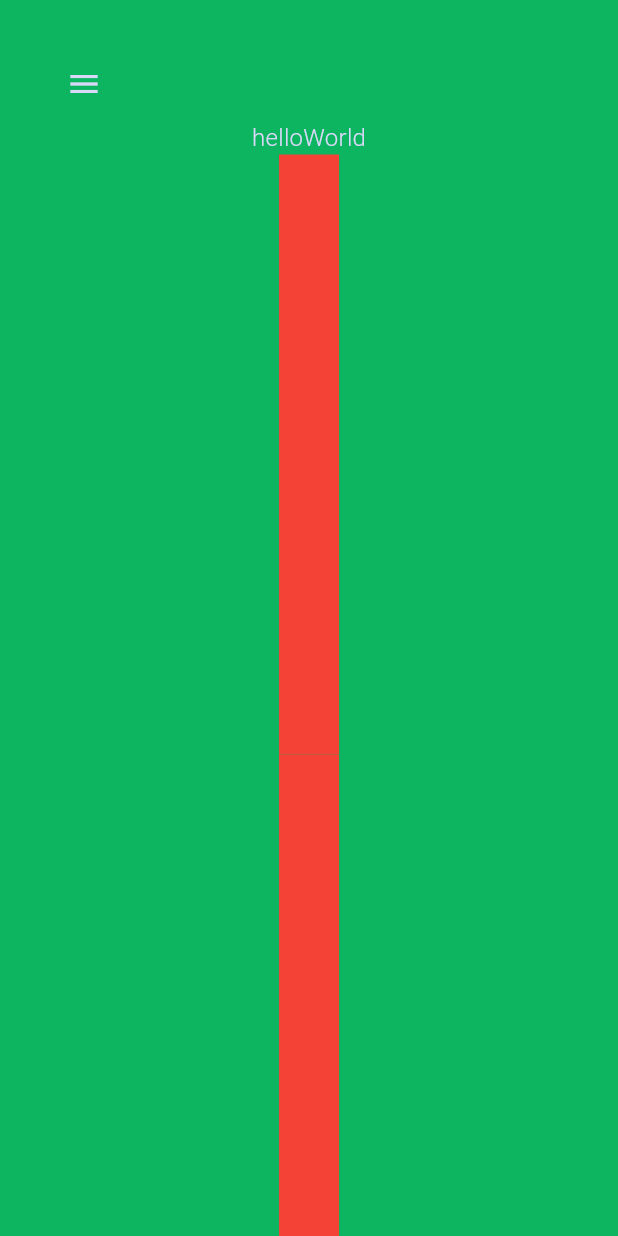
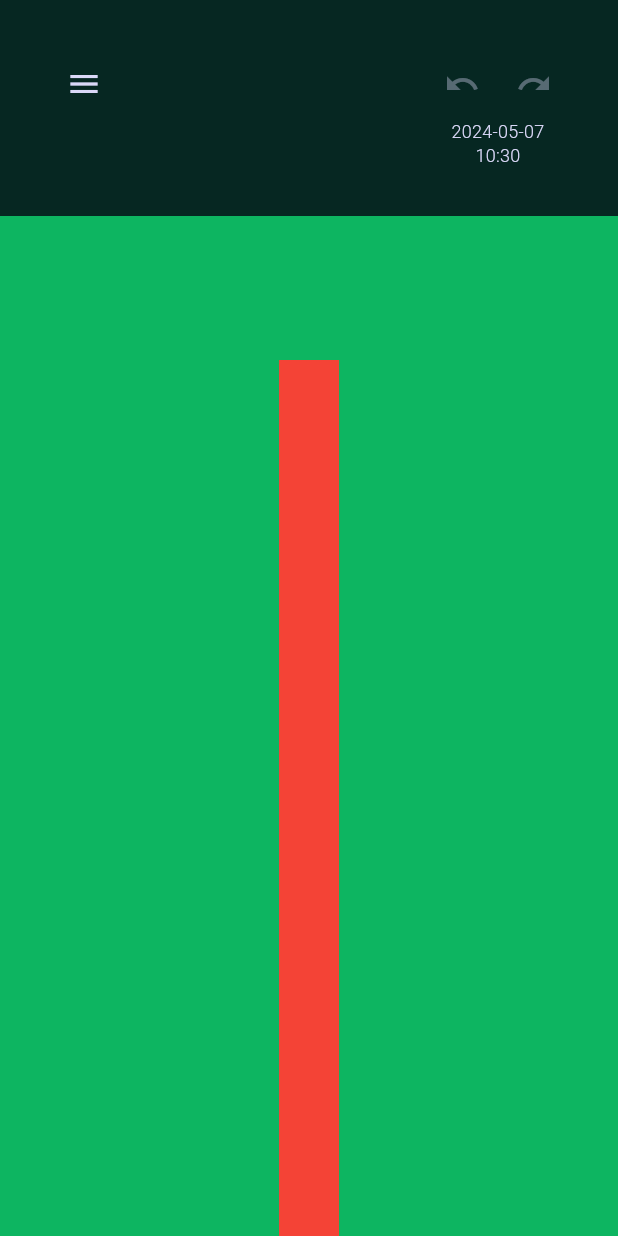
Before and after one commit to deadlyunicorn/think_simple, a Flutter app: the Home screen opened directly, on a phone screen of 412 x 824 dp. Run offline on Flutter 3.47's test engine with Material 3 defaults, Android fonts, the phone set to English and light mode, and no system bars; missing offline and left inert: decla_time; statements that could not run were skipped.

Commit message:
added logic for topBar inside mainView ( made it stateful ) - added an animatedContainer that pushes the contents when the topbar is open, so as not to obscure.

```diff
--- a/lib/home/main_view/main_view.dart
+++ b/lib/home/main_view/main_view.dart
@@ -1,6 +1,7 @@
 import "package:flutter/material.dart";
+import "package:think_simple/home/main_view/top_bar/top_bar.dart";
 
-class MainView extends StatelessWidget {
+class MainView extends StatefulWidget {
   const MainView({
     required this.leftBarIsOpen,
     required this.setLeftBarIsOpen,
@@ -11,25 +12,60 @@ class MainView extends StatelessWidget {
   final void Function(bool) setLeftBarIsOpen;
 
   @override
+  State<MainView> createState() => _MainViewState();
+}
+
+class _MainViewState extends State<MainView> {
+  bool topBarIsVisible = true;
+  bool topBarIsOpen = true;
+
+  void setTopBarIsVisible(bool isVisible) {
+    //TODO make it so that it hides automatically on scroll, and it appears after 3s
+    //TODO make sure it doesn't hide by mistake bcz it hides the side bar as well
+    //TODO a possible way to do this is to hide it only if scroll dy is more than x
+
+    if (isVisible != topBarIsVisible) {
+      setState(() {
+        topBarIsVisible = isVisible;
+        if (isVisible) {
+          setTopBarIsOpen(true);
+        } else {
+          widget.setLeftBarIsOpen(false);
+        }
+      });
+    }
+  }
+
+  void setTopBarIsOpen(bool isOpen) {
+    if (isOpen != topBarIsOpen) {
+      setState(() {
+        topBarIsOpen = isOpen;
+      });
+    }
+  }
+
+  //? show top bar if not scrolling for like 2 seconds.
+
+  @override
   Widget build(BuildContext context) {
-    return SingleChildScrollView(
+    return Stack(
+      children: <Widget>[
+        Positioned.fill(
+          child: SingleChildScrollView(
             child: Padding(
               padding: const EdgeInsets.all(32.0),
               child: Column(
                 children: <Widget>[
-            Align(
-              alignment: Alignment.topLeft,
-              child: IconButton(
+                  AnimatedContainer(
+                    //? Prevents obscuring text when showing the top bar.
+                    duration: const Duration(milliseconds: 300),
+                    height: topBarIsVisible ? 160 : 0,
+                  ),
+                  TextButton(
                       onPressed: () {
-                    setLeftBarIsOpen(!leftBarIsOpen);
+                        setTopBarIsVisible(!topBarIsVisible);
                       },
-                  icon: AnimatedRotation(
-                    turns: 1,
-                    duration: Duration(seconds: 1),
-                    child: Icon(Icons.menu),
-                  )),
-            ),
-            Text("helloWorld"),
+                      child: Text("toggle top bar")),
                   Container(
                     color: Colors.red,
                     height: 400,
@@ -53,6 +89,21 @@ class MainView extends StatelessWidget {
                 ],
               ),
             ),
+          ),
+        ),
+        Positioned(
+          left: 0,
+          right: 0,
+          top: 0,
+          child: TopBar(
+            setLeftBarIsOpen: widget.setLeftBarIsOpen,
+            leftBarIsOpen: widget.leftBarIsOpen,
+            topBarIsVisible: topBarIsVisible,
+            topBarIsOpen: topBarIsOpen,
+            setTopBarIsOpen: setTopBarIsOpen,
+          ),
+        ),
+      ],
     );
   }
 }
```
Lines whose indentation alone changed are shown as unchanged.
